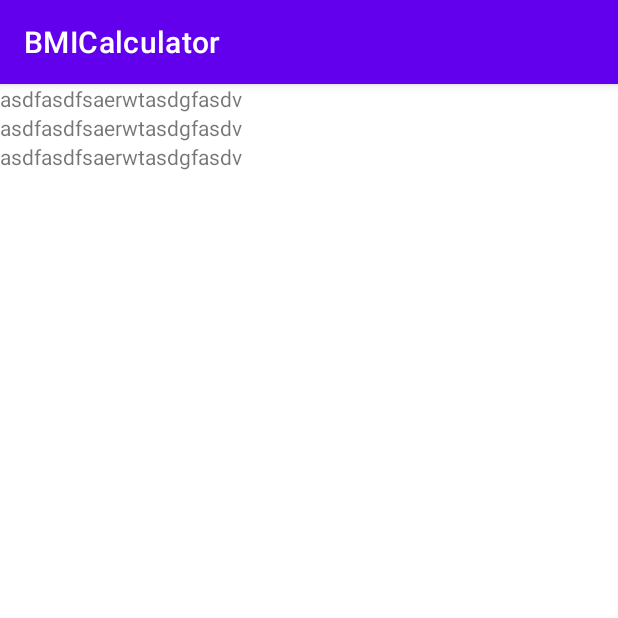
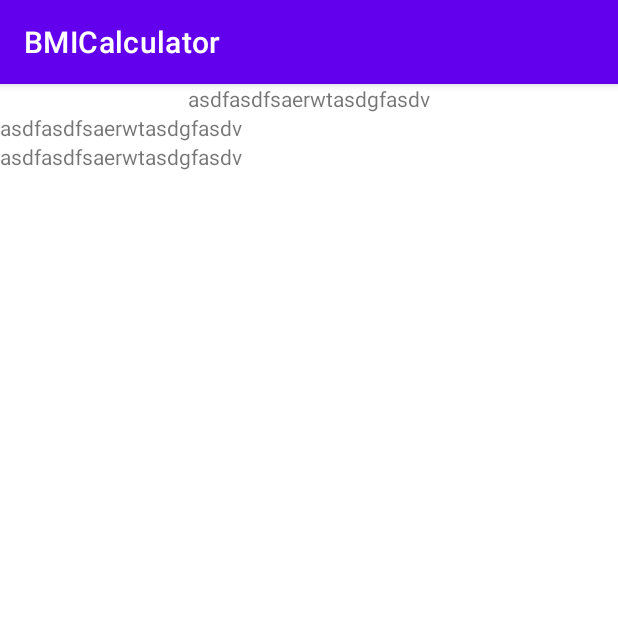
Before and after one commit to GeonwooVincentKim/BMI_Calculator, an Android app: the screen it shows after launch (MainActivity), on a phone screen of 412 x 824 dp, the top half of it. Run offline under Robolectric (Android 15) with nearby library versions, the phone set to English and light mode, and no system bars.

Commit message:
[Feature] - Applied match_parent in layout_width

```diff
--- a/app/src/main/res/layout/activity_main.xml
+++ b/app/src/main/res/layout/activity_main.xml
@@ -10,15 +10,16 @@
     <TextView
         android:layout_width="match_parent"
         android:layout_height="wrap_content"
-        android:text="asdfasdfsaerwtasdgfasdv"/>
+        android:text="asdfasdfsaerwtasdgfasdv"
+        android:textAlignment="center"/>
 
     <TextView
-        android:layout_width="match_parent"
+        android:layout_width="wrap_content"
         android:layout_height="wrap_content"
         android:text="asdfasdfsaerwtasdgfasdv"/>
 
     <TextView
-        android:layout_width="match_parent"
+        android:layout_width="wrap_content"
         android:layout_height="wrap_content"
         android:text="asdfasdfsaerwtasdgfasdv"/>
 
```
